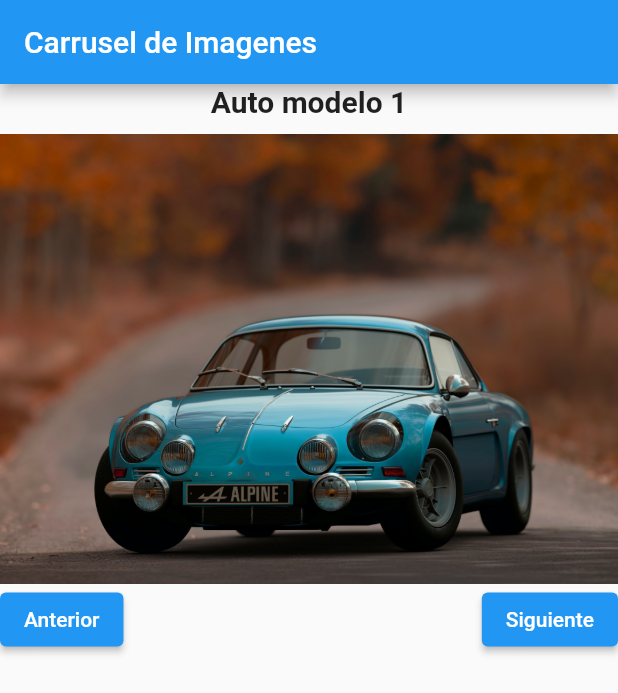
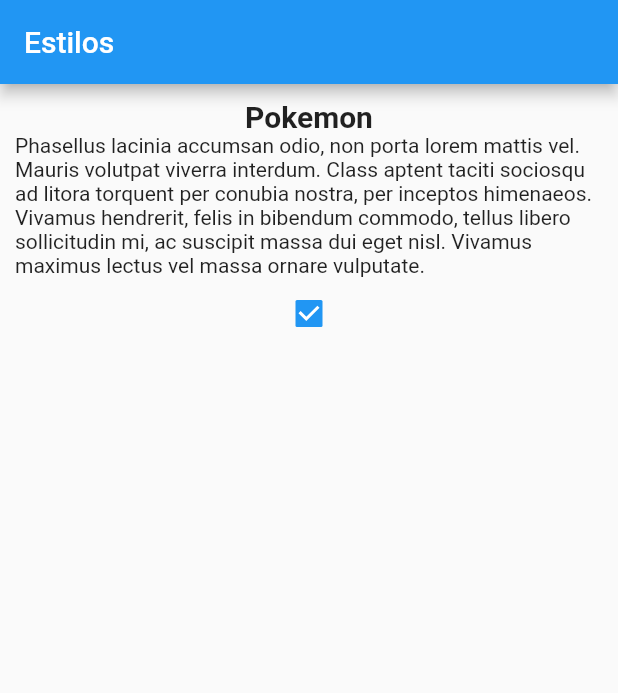
Before and after one commit to duducito15/app_state, a Flutter app: the screen it shows after launch, on a phone screen of 412 x 824 dp. Shown: the top 693 px of the screen. Run offline on Flutter 3.47's test engine with Material 2 defaults, Android fonts, the phone set to English and light mode, and no system bars.

Commit message:
Test2 v1

```diff
--- a/lib/main.dart
+++ b/lib/main.dart
@@ -1,5 +1,7 @@
 import 'package:app_state/home_page.dart';
 import 'package:app_state/test1_page.dart';
+import 'package:app_state/test2_page.dart';
+
 import 'package:flutter/material.dart';
 
 void main() => runApp(const MyApp());
@@ -10,7 +12,7 @@ class MyApp extends StatelessWidget {
   @override
   Widget build(BuildContext context) {
     return MaterialApp(
-      home: Test1Page(),
+      home: Test2Page(),
     );
   }
 }
--- /dev/null
+++ b/lib/test2_page.dart
@@ -0,0 +1,45 @@
+import 'package:flutter/material.dart';
+
+class Test2Page extends StatefulWidget {
+  const Test2Page({super.key});
+
+  @override
+  State<Test2Page> createState() => _Test2PageState();
+}
+
+class _Test2PageState extends State<Test2Page> {
+  bool isTitleBold = true;
+
+  @override
+  Widget build(BuildContext context) {
+    return Scaffold(
+      appBar: AppBar(
+        title: Text("Estilos"),
+      ),
+      body: Padding(
+        padding: EdgeInsets.all(10.0),
+        child: Column(
+          children: [
+            Text(
+              "Pokemon",
+              style: TextStyle(
+                fontSize: 20.0,
+                fontWeight: FontWeight.bold,
+              ),
+            ),
+            Text(
+              "Phasellus lacinia accumsan odio, non porta lorem mattis vel. Mauris volutpat viverra interdum. Class aptent taciti sociosqu ad litora torquent per conubia nostra, per inceptos himenaeos. Vivamus hendrerit, felis in bibendum commodo, tellus libero sollicitudin mi, ac suscipit massa dui eget nisl. Vivamus maximus lectus vel massa ornare vulputate. ",
+            ),
+            Checkbox(
+                value: isTitleBold,
+                onChanged: (bool? value) {
+                  isTitleBold = value!;
+                  print(value);
+                  setState(() {});
+                }),
+          ],
+        ),
+      ),
+    );
+  }
+}
```
